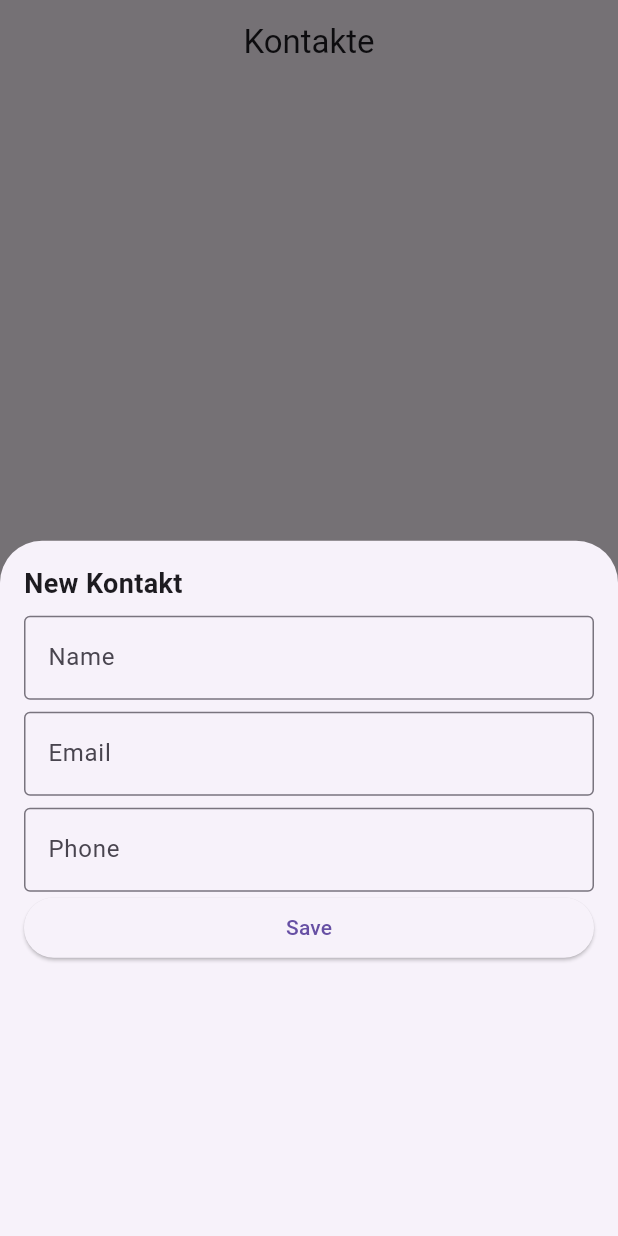
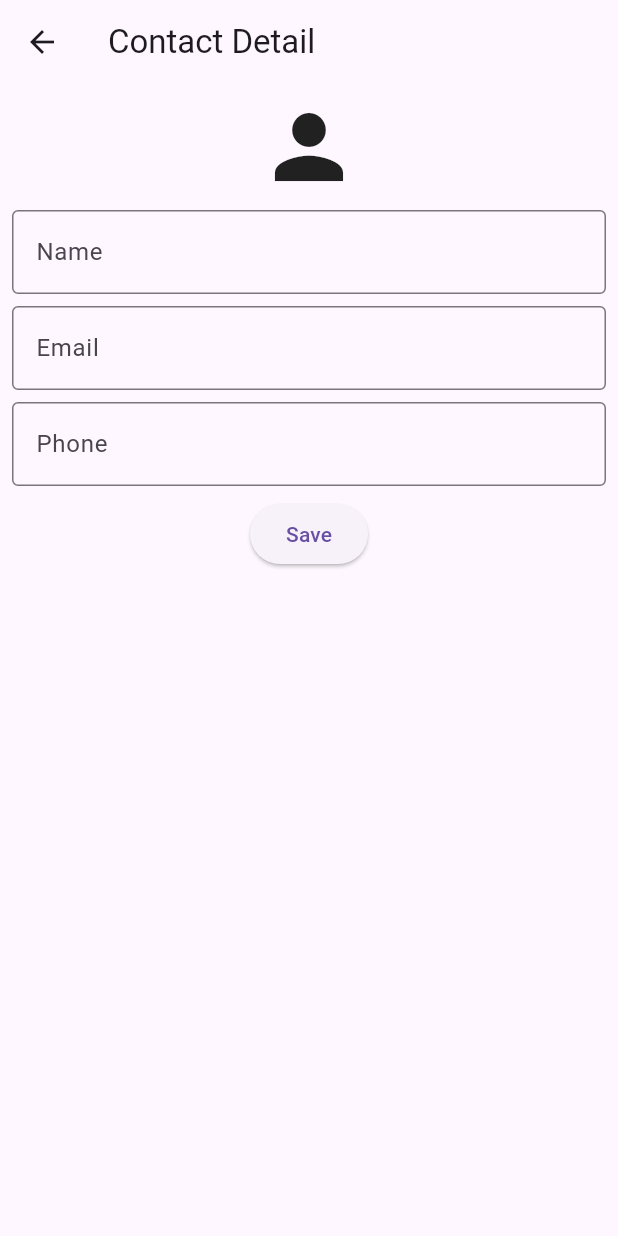
Before and after one commit to Destroier1945/contakt, a Flutter app: the HomePage screen opened directly with empty values, after a tap on the "add" icon, on a phone screen of 412 x 824 dp. Run offline on Flutter 3.47's test engine with Material 3 defaults, Android fonts, the phone set to English and light mode, and no system bars; network calls fail.

Commit message:
changed contact add new

```diff
--- a/lib/pages/contact_detail.dart
+++ b/lib/pages/contact_detail.dart
@@ -2,10 +2,9 @@ import 'package:contakt/model/contact_model.dart';
 import 'package:flutter/material.dart';
 
 class ContactDetail extends StatefulWidget {
-  final Contact selectedContact;
+  final Contact? selectedContact;
 
-  const ContactDetail(
-      {super.key, required Contact contact, required this.selectedContact});
+  const ContactDetail({super.key, this.selectedContact});
 
   @override
   State<ContactDetail> createState() => _ContactDetailState();
@@ -21,9 +20,9 @@ class _ContactDetailState extends State<ContactDetail> {
   @override
   void initState() {
     super.initState();
-    _nameController.text = widget.selectedContact.name;
-    _emailController.text = widget.selectedContact.email;
-    _phoneController.text = widget.selectedContact.phoneNumber;
+    _nameController.text = widget.selectedContact?.name ?? "";
+    _emailController.text = widget.selectedContact?.email ?? "";
+    _phoneController.text = widget.selectedContact?.phoneNumber ?? "";
   }
 
   @override
@@ -36,13 +35,19 @@ class _ContactDetailState extends State<ContactDetail> {
           padding: const EdgeInsets.all(8.0),
           child: Column(
             children: [
-              Center(
-                child: CircleAvatar(
-                  backgroundImage: NetworkImage(
-                    widget.selectedContact.avatar,
-                  ),
+              if (widget.selectedContact == null ||
+                  widget.selectedContact!.avatar.isEmpty)
+                const Icon(
+                  Icons.person,
+                  size: 68,
+                )
+              else
+                Center(
+                  child: CircleAvatar(
+                      radius: 60,
+                      backgroundImage:
+                          NetworkImage(widget.selectedContact!.avatar)),
                 ),
-              ),
               const SizedBox(
                 height: 8,
               ),
--- a/lib/pages/home_page.dart
+++ b/lib/pages/home_page.dart
@@ -30,63 +30,20 @@ class HomePage extends StatelessWidget {
                     MaterialPageRoute(
                         builder: (context) => ContactDetail(
                               selectedContact: contact,
-                              contact: contact,
                             ))),
               ),
             );
           }),
       floatingActionButton: FloatingActionButton.small(
         onPressed: () {
-          _showCreateContact(context);
+          Navigator.push(
+              context,
+              MaterialPageRoute(
+                  builder: (context) =>
+                      ContactDetail(selectedContact: Contact("", "", "", ""))));
         },
         child: const Icon(Icons.add),
       ),
     );
   }
 }
-
-void _showCreateContact(BuildContext context) {
-  showModalBottomSheet(
-    context: context,
-    builder: (BuildContext context) {
-      return ListView(
-        children: [
-          Container(
-            padding: const EdgeInsets.all(16),
-            child: Column(
-              mainAxisSize: MainAxisSize.min,
-              crossAxisAlignment: CrossAxisAlignment.stretch,
-              children: [
-                Text(
-                  'New Kontakt',
-                  style: TextStyle(fontSize: 18, fontWeight: FontWeight.bold),
-                ),
-                const SizedBox(height: 8),
-                TextField(
-                  decoration: InputDecoration(
-                      labelText: 'Name', border: OutlineInputBorder()),
-                ),
-                const SizedBox(height: 8),
-                TextField(
-                  decoration: InputDecoration(
-                      labelText: 'Email', border: OutlineInputBorder()),
-                ),
-                const SizedBox(height: 8),
-                TextField(
-                  decoration: InputDecoration(
-                      labelText: 'Phone', border: OutlineInputBorder()),
-                ),
-                ElevatedButton(
-                  onPressed: () {
-                    Navigator.pop(context);
-                  },
-                  child: Text("Save"),
-                ),
-              ],
-            ),
-          ),
-        ],
-      );
-    },
-  );
-}
--- a/lib/widgets/contact_widget.dart
+++ /dev/null
@@ -1 +0,0 @@
-class ContactWidget {}
--- a/pubspec.yaml
+++ b/pubspec.yaml
@@ -31,6 +31,8 @@ dependencies:
   flutter:
     sdk: flutter
   http: ^1.1.2
+  path: ^1.8.2
+  sqflite: ^2.1.0+1
 
   # The following adds the Cupertino Icons font to your application.
   # Use with the CupertinoIcons class for iOS style icons.
```
Also changed, not shown: pubspec.lock.
